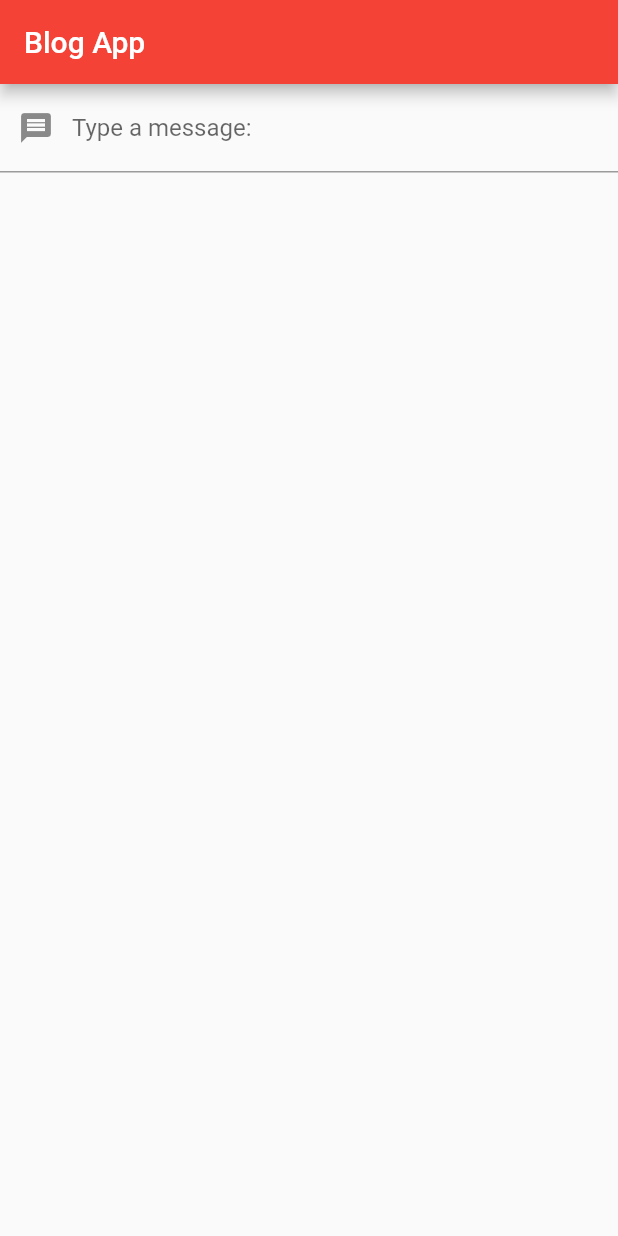
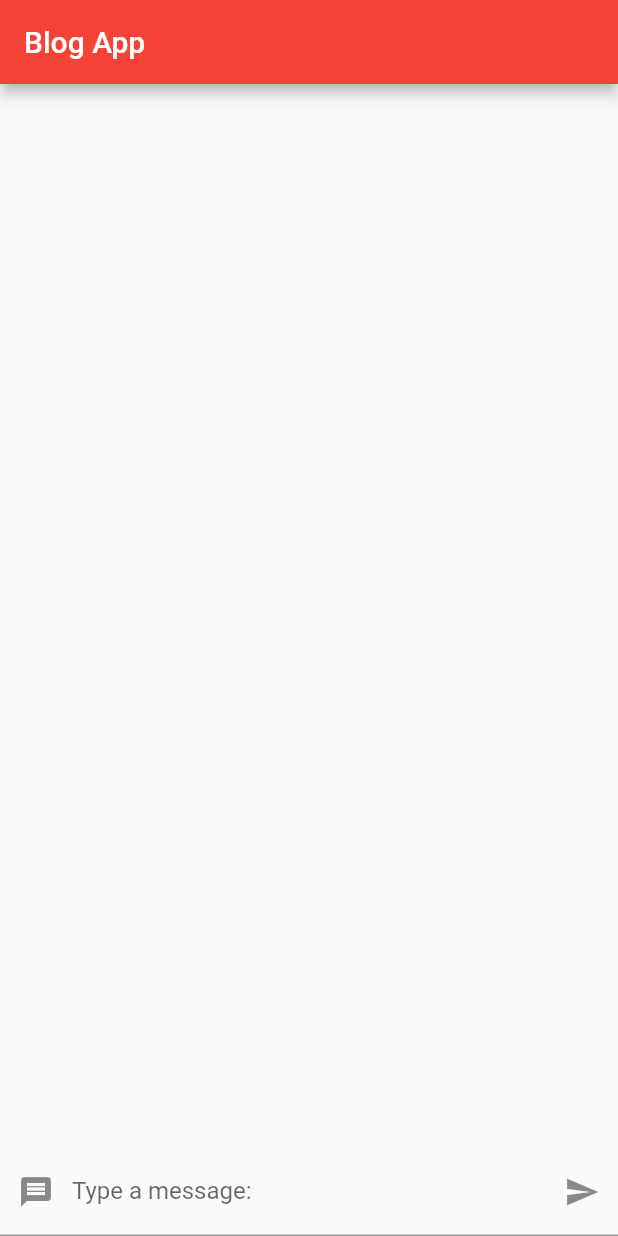
Before and after one commit to cmp5987/FlutterPractice, a Flutter app: the screen it shows after launch, on a phone screen of 412 x 824 dp. Run offline on Flutter 3.47's test engine with Material 2 defaults, Android fonts, the phone set to English and light mode, and no system bars.

Commit message:
Update to have a addmessage and allow upvotes for new messages

```diff
--- a/flutter_blog/lib/main.dart
+++ b/flutter_blog/lib/main.dart
@@ -2,6 +2,30 @@
 
 void main() {
   runApp(MyApp());
+}
+
+class Post{
+  String body;
+  String author;
+  int likes = 0;
+  bool userLiked = false;
+
+  //initialize with these Strings
+  Post(this.body,
+    this.author);
+
+  void likePost(){
+    this.userLiked = !this.userLiked;
+
+    //allow the modifying of like for the user
+    if(this.userLiked){
+      this.likes += 1;
+    }
+    else{
+      this.likes -= 1;
+    }
+
+  }
 }
 
 class MyApp extends StatelessWidget {
@@ -19,16 +43,42 @@
   }
 }
 
-class MyHomePage extends StatelessWidget{
+class MyHomePage extends StatefulWidget {
+  @override
+  _MyHomePageState createState() => _MyHomePageState();
+}
+
+class _MyHomePageState extends State<MyHomePage> {
+  List<Post> posts = [];
+
+  void newPost(String text){
+    setState(() {
+      posts.add(new Post(text, "Catie"));
+    });
+  }
+
   @override
   Widget build(BuildContext context) {
     return Scaffold(
-      appBar: AppBar(title: Text("Blog App")),
-      body: TextInputWidget());
+        appBar: AppBar(title: Text("Blog App")),
+        body: Column(children: <Widget>[
+          //makes sure everything we have as a child fills up the full space
+          Expanded(child: PostList(this.posts)),
+          TextInputWidget(this.newPost)
+        ]));
   }
 }
 
+
 class TextInputWidget extends StatefulWidget {
+  //property of this class that is a call back with a string as the argument
+  final Function(String) callback;
+
+  //constructor that defines callback
+  //initializes callback
+  //[] unnamed optional where {} optional but named
+  TextInputWidget(this.callback);
+
   @override
   _TextInputWidgetState createState() => _TextInputWidgetState();
 }
@@ -36,7 +86,6 @@
 class _TextInputWidgetState extends State<TextInputWidget> {
   // object to modify and figure out the contents of what is typed by user
   final controller = TextEditingController();
-  String text = "";
 
   //when we dispose of widget, we dispose the controller
   //remove object from memory
@@ -48,28 +97,79 @@
     controller.dispose();
   }
 
-  void changeText(text){
-    //modify stored text
-    if(text == "Hello World!"){
-      controller.clear();
-      text = "";
-    }
-    setState( (){
-      //this adjusts the texts because the state of the app has changed
-      this.text = text;
+  void click() {
+    //references the class
+    //means we can access the callback
+    widget.callback(controller.text);
+    controller.clear(); //clear text input field
+  }
+
+
+  @override
+  Widget build(BuildContext context) {
+    return TextField(
+            controller: this.controller,
+            decoration: InputDecoration(
+                prefixIcon: Icon(Icons.message),
+                labelText: "Type a message:",
+                suffixIcon: IconButton(
+                  icon: Icon(Icons.send),
+                  splashColor: Colors.blue,
+                  tooltip: "Post message",
+                  onPressed: this.click,
+                )
+            )
+    );
+  }
+}
+
+class PostList extends StatefulWidget {
+  //store list items
+  final List<Post> listItems;
+
+  //initialize PostList
+  PostList(this.listItems);
+
+  @override
+  _PostListState createState() => _PostListState();
+}
+
+class _PostListState extends State<PostList> {
+  void like(Function callback) {
+    this.setState(() {
+      callback();
     });
   }
 
+
   @override
   Widget build(BuildContext context) {
-    return Column(
-        children: <Widget>[
-          TextField(
-            controller: this.controller,
-            decoration: InputDecoration(prefixIcon: Icon(Icons.message), labelText: "Type a message:"),
-            onChanged: (text) => this.changeText(text),
-        ),
-        Text(this.text)
-        ]);
+    return ListView.builder(
+      itemCount: this.widget.listItems.length,
+      itemBuilder: (context, index){
+        //function for how to build each item
+        var post = this.widget.listItems[index];
+        return Card(
+          child: Row(children: <Widget>[
+            Expanded(child: ListTile(
+              title: Text(post.body),
+              subtitle: Text(post.author)
+            )),
+            Row(children: <Widget>[
+              Container(child: Text(
+                  post.likes.toString(),
+                  style: TextStyle(fontSize: 20)),
+                  padding: EdgeInsets.fromLTRB(0, 0, 10, 0)
+              ),
+              IconButton(
+                icon: Icon(Icons.thumb_up),
+                onPressed: () => this.like(post.likePost),
+                color: post.userLiked ? Colors.green : Colors.black,
+              )
+            ],)
+          ],)
+        );
+      },
+    );
   }
 }
```
